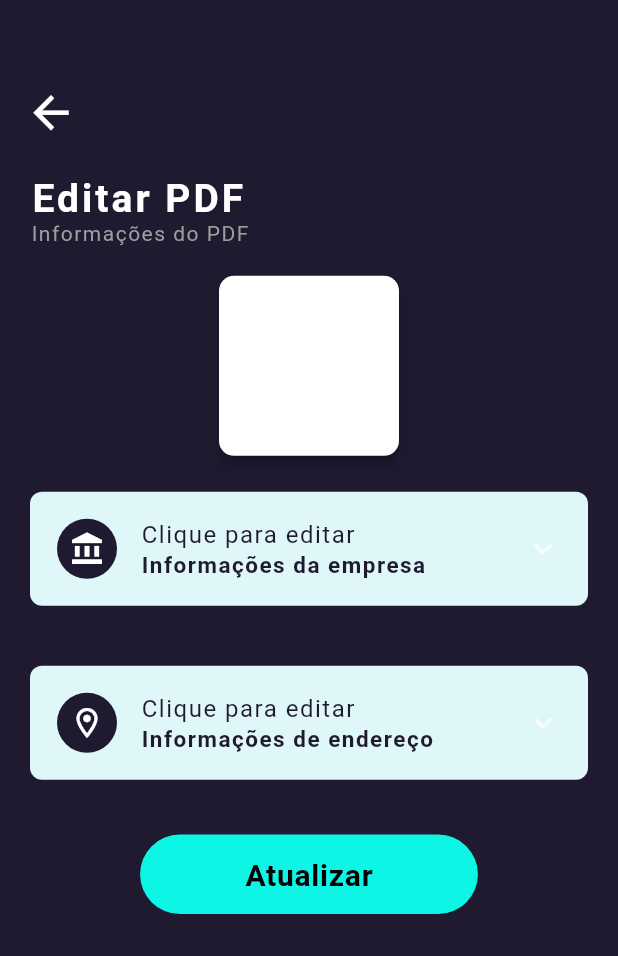
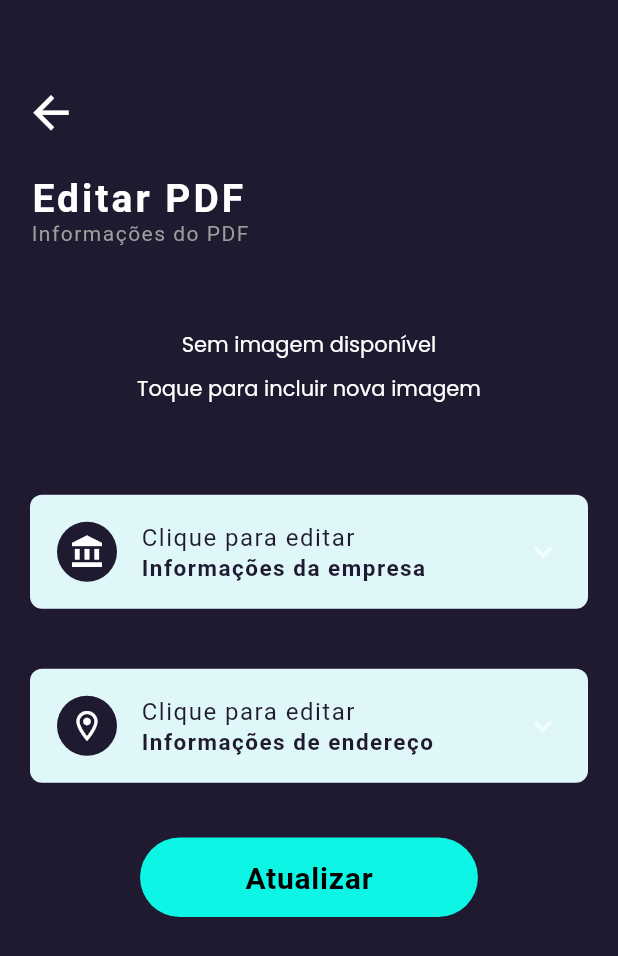
Before and after one commit to brdacon1/budget_flutter, a Flutter app: the PgEditPDF screen opened by its route, after a tap on "Atualizar", on a phone screen of 412 x 824 dp. Shown: the top 956 px of the screen. Run offline on Flutter 3.47's test engine with Material 2 defaults, Android fonts, the phone set to English and light mode, and no system bars; drawn by our look-alikes of expansion_tile_card; our stand-ins replace adaptive_theme, awesome_dialog, badges, cached_network_image, cloud_firestore, dotted_border and 16 more; missing offline and left inert: cloud_firestore_web, contact_picker_web, dart:ffi, firebase_auth_web, firebase_core_web, flutter_inapp_purchase and 3 more; accounts and stored records are empty; network calls fail; Roboto replaces fonts that are missing (Heebo); project files that could hold a hidden picture were left out.

Commit message:
Conclusão edição dos dados do pdf

```diff
--- a/lib/Pages/pg_editPDF.dart
+++ b/lib/Pages/pg_editPDF.dart
@@ -1,27 +1,17 @@
-import 'dart:io';
 import 'dart:typed_data';
-
 import 'package:expansion_tile_card/expansion_tile_card.dart';
 import 'package:firebase_auth/firebase_auth.dart';
-import 'package:firebase_storage/firebase_storage.dart';
 import 'package:flutter/material.dart';
 import 'package:google_fonts/google_fonts.dart';
-import 'package:image_picker/image_picker.dart';
 import 'package:oflite/Objetos/Owner.dart';
 import 'package:oflite/Pages/ImageEditorApp.dart';
 import 'package:oflite/anmition/fadeanimation.dart';
 import '../Models/Db.dart';
-import '../Objetos/DADOS.dart';
 import 'package:mask_text_input_formatter/mask_text_input_formatter.dart';
 import 'package:cloud_firestore/cloud_firestore.dart';
 import 'package:oflite/Models/ViaCEPServico.dart' as CEP;
-import 'package:fluttercontactpicker/fluttercontactpicker.dart';
-import 'package:awesome_dialog/awesome_dialog.dart';
-import 'package:flutter_contacts/flutter_contacts.dart' as UserInfo;
-import 'package:oflite/Objetos/globalUIDOrcamento.dart' as Orcamento;
-import 'package:oflite/Objetos/globalUIDUser.dart' as UID;
-import 'package:intl/intl.dart';
 import 'package:oflite/Objetos/globalUIDUser.dart' as globalUIDUser;
+import '../Services/loading_event.dart';
 import '../constants.dart';
 import 'package:http/http.dart' as http;
 
@@ -61,7 +51,7 @@ class _PgEditPDF extends State<PgEditPDF> {
   Color deaible = Colors.white;
   Gender? selected;
   String? nameButton;
-
+  final alertDisplayLoading = LoadingEvent();
   final GlobalKey<ExpansionTileCardState> cardA = GlobalKey();
   late Future<Uint8List?> fileContentFuture;
 
@@ -116,9 +106,17 @@ class _PgEditPDF extends State<PgEditPDF> {
       _bairroText.text = owner.bairro!;
       setState(() {});
 
+      // Verificar se a resposta é válida e contém a imagem
+      if (response.statusCode == 200) {
+        // Se a resposta for válida, retornar os bytes da imagem
         return response.bodyBytes;
+      } else {
+        // Se a resposta não contém a imagem, retornar null
+        return null;
       }
-    catch(e){
+    } catch (e) {
+      // Se ocorrer algum erro na requisição, retornar null
+      return null;
     }
   }
 
@@ -234,8 +232,11 @@ class _PgEditPDF extends State<PgEditPDF> {
                             if (snapshot.connectionState == ConnectionState.waiting) {
                               return const CircularProgressIndicator();
                             } else if (snapshot.hasError) {
+                              // Lidar com o erro, por exemplo, exibir uma imagem padrão ou uma mensagem de erro
                               return const Text('Erro ao carregar a imagem');
                             } else {
+                              // Verificar se o snapshot.data é null antes de exibir a imagem
+                              if (snapshot.data != null) {
                                 return GestureDetector(
                                   onTap: () {
                                     Navigator.push(
@@ -243,10 +244,53 @@ class _PgEditPDF extends State<PgEditPDF> {
                                       MaterialPageRoute(
                                         builder: (context) => CutPicturePage(owner: owner, title: 'Editar Logo',),
                                       ),
+                                    ).then((value) {
+                                      // Atualizar o FutureBuilder quando voltar da tela de edição
+                                      setState(() {
+                                        fileContentFuture = initialData();
+                                      });
+                                    });
+                                  },
+                                  child: _imageCard(snapshot.data!),
                                 );
+                              } else {
+                                return Padding(
+                                  padding: const EdgeInsets.symmetric(vertical: 40),
+                                  child: GestureDetector(
+                                    onTap: () {
+                                      Navigator.push(
+                                        context,
+                                        MaterialPageRoute(
+                                          builder: (context) => CutPicturePage(owner: owner, title: 'Editar Logo',),
+                                        ),
+                                      ).then((value) {
+                                        // Atualizar o FutureBuilder quando voltar da tela de edição
+                                        setState(() {
+                                          fileContentFuture = initialData();
+                                        });
+                                      });
                                     },
-                                child: _imageCard(snapshot.data),
+                                    child: Align(
+                                      alignment: Alignment.center,
+                                      child: Column(
+                                        mainAxisSize: MainAxisSize.min,
+                                        crossAxisAlignment: CrossAxisAlignment.center,
+                                        children: [
+                                          Text(
+                                            'Sem imagem disponível',
+                                            style: Theme.of(context).textTheme.bodyMedium!.copyWith(color: Colors.white),
+                                          ),
+                                          const SizedBox(height: 8.0),
+                                          Text(
+                                            'Toque para incluir nova imagem',
+                                            style: Theme.of(context).textTheme.bodyMedium!.copyWith(color: Colors.white),
+                                          ),
+                                        ],
+                                      ),
+                                    ),
+                                  ),
                                 );
+                              }
                             }
                           },
                         ),
@@ -415,7 +459,7 @@ class _PgEditPDF extends State<PgEditPDF> {
                         ),
                         SizedBox(
                           child: Padding(
-                            padding: const EdgeInsets.symmetric(horizontal: 20.0,vertical: 20),
+                            padding: const EdgeInsets.symmetric(horizontal: 20.0, vertical: 20),
                             child: ExpansionTileCard(
                               baseColor: Colors.cyan[50],
                               expandedColor: Colors.cyan[50],
@@ -594,7 +638,20 @@ class _PgEditPDF extends State<PgEditPDF> {
                           delay: 1,
                           child: TextButton(
                             onPressed: (){
-
+                              var db = Db();
+                              var localOwner = Owner();
+                              localOwner.bairro = _bairroText.text;
+                              localOwner.fotoId = owner.fotoId;
+                              localOwner.city = _cityText.text;
+                              localOwner.rua = _ruaText.text;
+                              localOwner.cep = _cepText.text;
+                              localOwner.email = _emailText.text;
+                              localOwner.fone = _phoneText.text;
+                              localOwner.cnpj = _cpfText.text;
+                              localOwner.empresa = _nameText.text;
+                              localOwner.logoName = owner.logoName;
+                              db.savePDF(localOwner);
+                              alertDisplayLoading.closeLoading(context);
                             },
                             style: TextButton.styleFrom(
                                 backgroundColor: buttonColor,
--- a/lib/singup.dart
+++ b/lib/singup.dart
@@ -60,8 +60,8 @@ class _SingupState extends State<Singup> {
         PDF.rua = 'Ananias Pires do Amaral',
         PDF.bairro = 'Jardm Gonçalves',
         PDF.cnpj = '77.574.778/0001-39',
-        PDF.logoName = '',
-        PDF.fotoId = '',
+        PDF.logoName = '1_auto_pdf_oflite.png',
+        PDF.fotoId = '09acd7c6-3133-40be-88c9-550698f6c4c1',
         await db.saveUserAdm(DADOS),
         UID.USER = value.user!.uid,
         UID.NOME = DADOS.NOME,
```
Also changed, not shown: lib/Pages/ImageEditorApp.dart (+6 -6 lines), 1 other file. Lines whose indentation alone changed are shown as unchanged.
